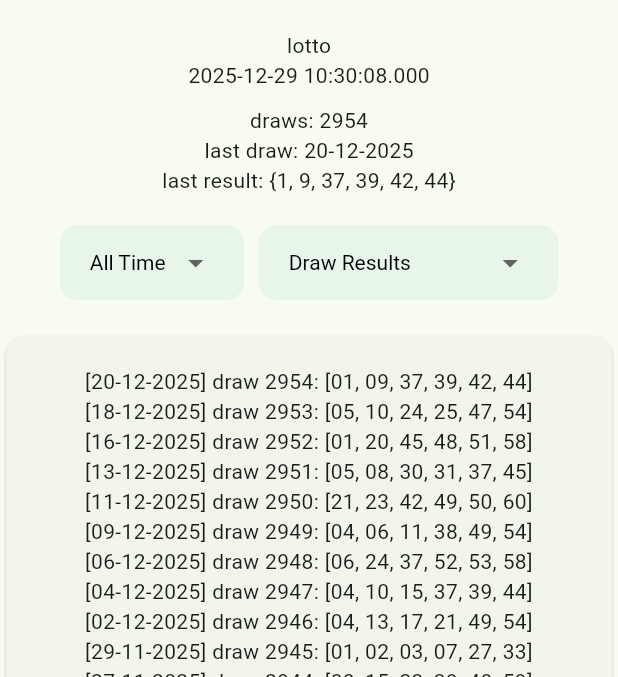
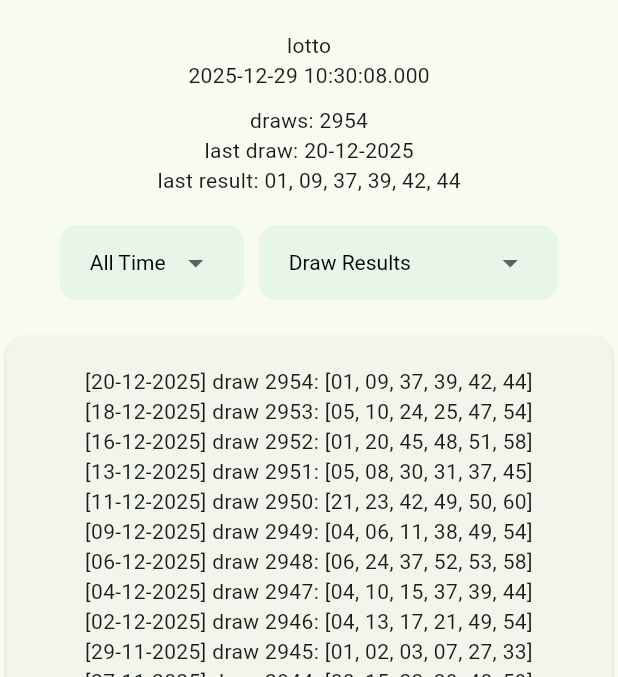
Before and after one commit to xipspace/clover-app, a Flutter app: the InfoScreen screen opened directly, on a phone screen of 412 x 824 dp, the part 84-761 px from its top. Run offline on Flutter 3.47's test engine with Material 3 defaults, Android fonts, the phone set to English and light mode, and no system bars; our stand-ins replace get.

```diff
--- a/lib/app_model.dart
+++ b/lib/app_model.dart
@@ -40,6 +40,8 @@ class LottoDraw {
     final parts = date.split('_').map(int.parse).toList();
     return DateTime(parts[0], parts[1], parts[2]);
   }
+
+  String get formattedResults => (results.toList()..sort()).map((n) => n.toString().padLeft(2, '0')).join(', ');
 }
 
 class LottoHistory {
--- a/lib/main.dart
+++ b/lib/main.dart
@@ -122,7 +122,7 @@ class InfoScreen extends StatelessWidget {
                 const SizedBox(height: 10),
                 Text('draws: ${lotto.lottoData.length.toString()}'),
                 Text(lotto.formattedLastDraw),
-                Text('last result: ${lotto.lottoData.last.results.toString()}'),
+                Text('last result: ${lotto.lottoData.last.formattedResults}'),
                 const SizedBox(height: 20),
                 Row(
                   mainAxisAlignment: MainAxisAlignment.center,
```
